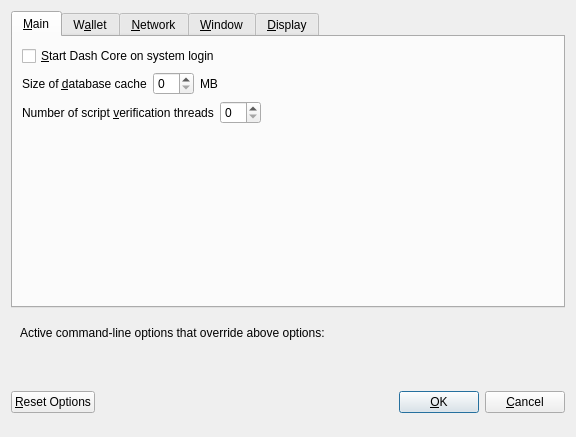
This is src/qt/forms/optionsdialog.ui in ZoZoCoin/ZoZo-blockchain as Qt 5 draws it before an edit. The edited form follows.
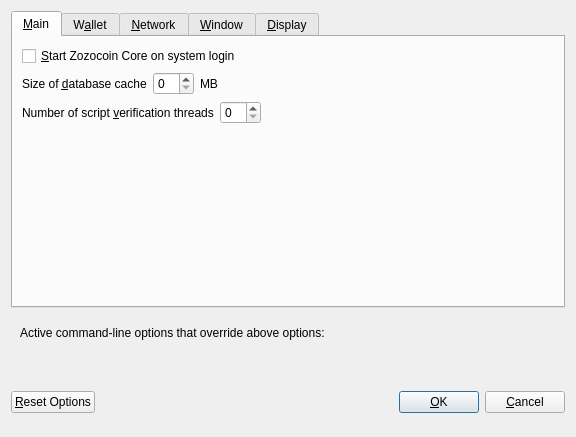
This is the edited form. Custom widgets are drawn as their Qt base class.

Commit message: replace all dash to zozo

The edit to the form file:
```diff
--- a/src/qt/forms/optionsdialog.ui
+++ b/src/qt/forms/optionsdialog.ui
@@ -33,7 +33,7 @@
           <string>Automatically start Dash Core after logging in to the system.</string>
          </property>
          <property name="text">
-          <string>&amp;Start Dash Core on system login</string>
+          <string>&amp;Start Zozocoin Core on system login</string>
          </property>
         </widget>
        </item>
```
Left out of the diff: 14 changed lines with no effect on the pictures. The commit also changes 469 other files.
